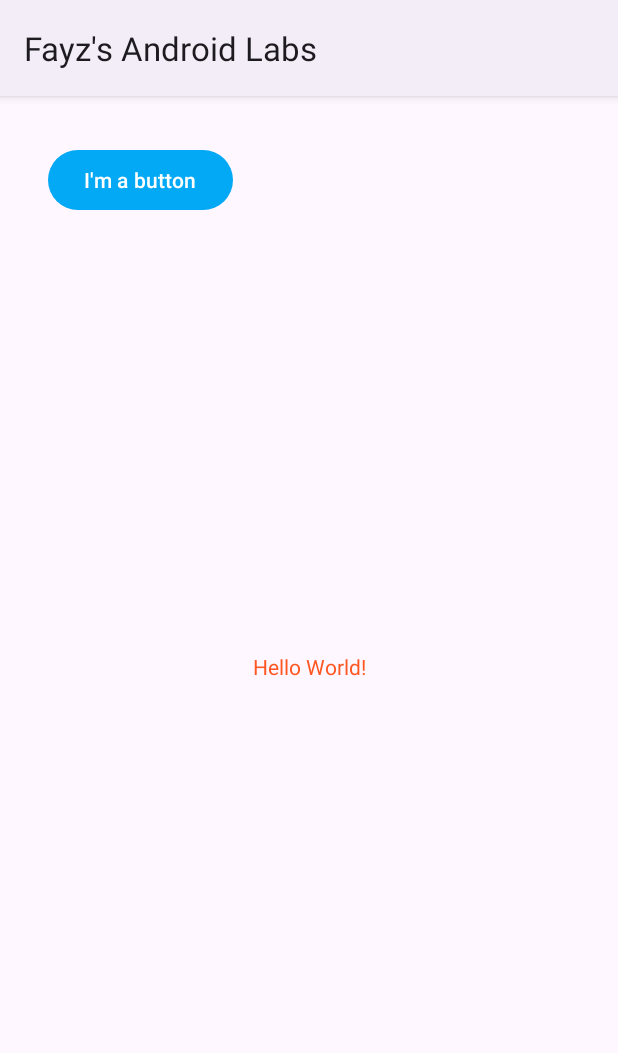
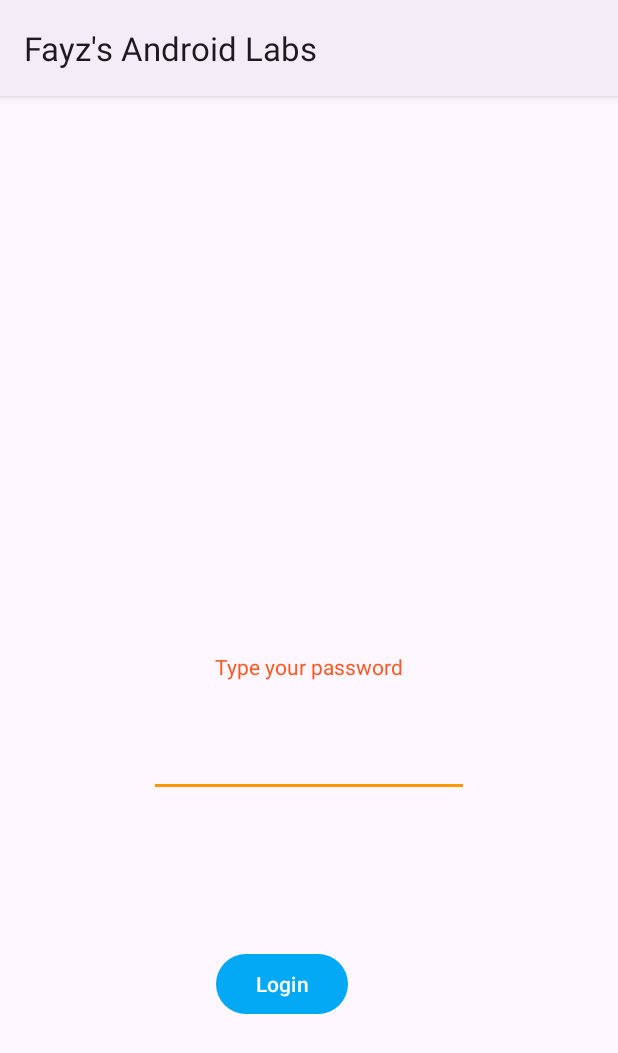
Before and after one commit to fizovoo/MyAndroidLabs, an Android app: the screen it shows after launch (MainActivity), on a phone screen of 412 x 824 dp. Shown: the top 1053 px of the screen. Run offline under Robolectric (Android 15) with nearby library versions, the phone set to English and light mode, and no system bars; 4 statements that could not run were skipped.

Commit message:
Semi Complete Week5

```diff
--- a/app/build.gradle
+++ b/app/build.gradle
@@ -30,8 +30,8 @@ android {
 
 dependencies {
 
-    implementation 'androidx.appcompat:appcompat:1.4.1'
-    implementation 'com.google.android.material:material:1.5.0'
+    implementation 'androidx.appcompat:appcompat:1.5.1'
+    implementation 'com.google.android.material:material:1.6.1'
     implementation 'androidx.constraintlayout:constraintlayout:2.1.3'
     testImplementation 'junit:junit:4.13.2'
     androidTestImplementation 'androidx.test.ext:junit:1.1.3'
--- a/app/src/main/res/layout/activity_main.xml
+++ b/app/src/main/res/layout/activity_main.xml
@@ -7,9 +7,10 @@
     tools:context=".MainActivity">
 
     <TextView
+        android:id="@+id/textView"
         android:layout_width="wrap_content"
         android:layout_height="wrap_content"
-        android:text="@string/hello_message"
+        android:text="Type your password"
         app:layout_constraintBottom_toBottomOf="parent"
         app:layout_constraintEnd_toEndOf="parent"
         app:layout_constraintStart_toStartOf="parent"
@@ -19,18 +20,21 @@
         android:id="@+id/button"
         android:layout_width="wrap_content"
         android:layout_height="wrap_content"
-        android:layout_marginStart="32dp"
-        android:text="@string/button_message"
-        app:layout_constraintStart_toEndOf="parent"
+        android:layout_marginStart="144dp"
+        android:layout_marginTop="568dp"
+        android:text="Login"
+        app:layout_constraintStart_toStartOf="parent"
         app:layout_constraintTop_toTopOf="parent" />
 
-    <Button
-        android:id="@+id/button2"
+    <EditText
+        android:id="@+id/editText"
         android:layout_width="wrap_content"
         android:layout_height="wrap_content"
-        android:layout_marginStart="32dp"
         android:layout_marginTop="32dp"
-        android:text="@string/button_message"
+        android:ems="10"
+        android:inputType="textPassword"
+        app:layout_constraintEnd_toEndOf="parent"
         app:layout_constraintStart_toStartOf="parent"
-        app:layout_constraintTop_toTopOf="parent" />
+        app:layout_constraintTop_toBottomOf="@+id/textView" />
+
 </androidx.constraintlayout.widget.ConstraintLayout>
```
Also changed, not shown: app/src/main/java/algonquin/cst2335/resh0004/MainActivity.java (+118 -0 lines), build.gradle (line endings or trailing spaces).
